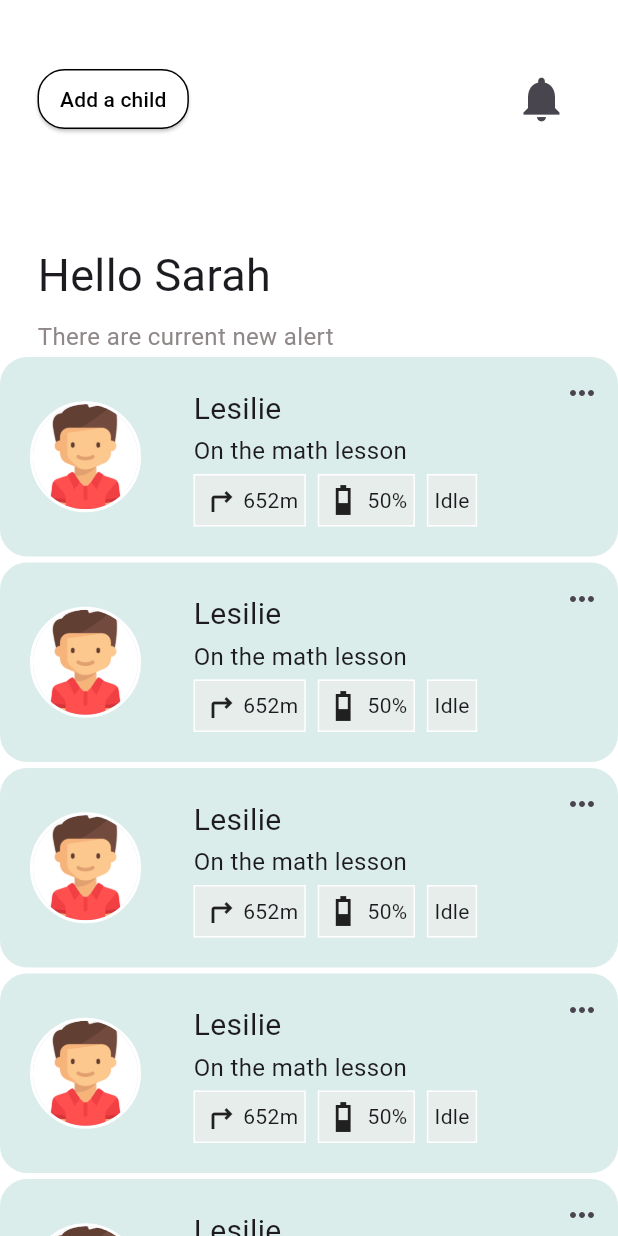
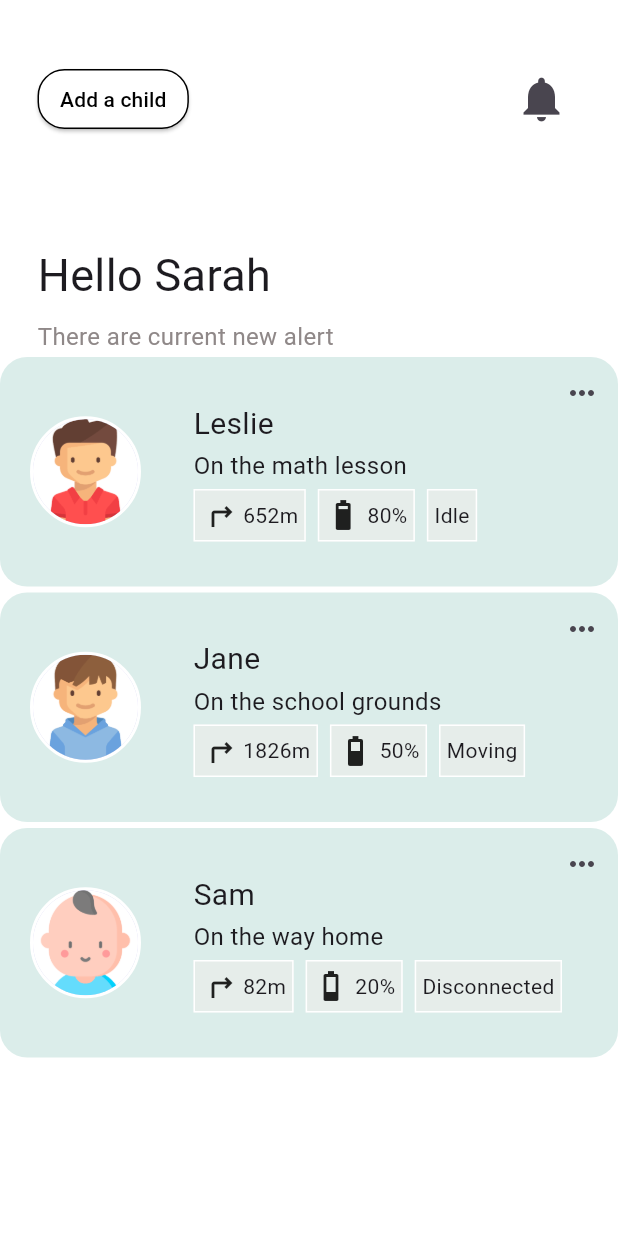
Before and after one commit to HuyLN38/ParentLink, a Flutter app: the HomePage screen opened directly, on a phone screen of 412 x 824 dp. Run offline on Flutter 3.47's test engine with Material 3 defaults, Android fonts, the light colour scheme and no system bars; our stand-ins replace flutter_svg, iconly; missing offline and left inert: animator.

Commit message:
have list for child' state

```diff
--- a/lib/components/child_state_tile.dart
+++ b/lib/components/child_state_tile.dart
@@ -1,8 +1,11 @@
 import 'package:flutter/material.dart';
+import 'package:parent_link/model/child_state.dart';
 import 'package:parent_link/theme/app.theme.dart';
 
 class ChildStateTile extends StatelessWidget {
-  const ChildStateTile({super.key});
+  final ChildState childState;
+  final int index;
+  ChildStateTile({super.key, required this.childState, required this.index});
 
   @override
   Widget build(BuildContext context) {
@@ -16,7 +19,7 @@ class ChildStateTile extends StatelessWidget {
         child: Stack(
           children: [
             Padding(
-              padding: const EdgeInsets.only(left: 20.0, top: 20, bottom: 20),
+              padding: const EdgeInsets.only(left: 20.0, top: 30, bottom: 30),
               child: Row(
                 children: [
                   // Avatar with circular border
@@ -28,9 +31,9 @@ class ChildStateTile extends StatelessWidget {
                       ),
                       shape: BoxShape.circle,
                     ),
-                    child: const CircleAvatar(
+                    child: CircleAvatar(
                       radius: 35,
-                      backgroundImage: AssetImage('lib/img/child1.png'),
+                      backgroundImage: AssetImage(childState.image,),
                     ),
                   ),
                   const SizedBox(width: 35), // Use SizedBox for spacing
@@ -38,14 +41,14 @@ class ChildStateTile extends StatelessWidget {
                   Column(
                     crossAxisAlignment: CrossAxisAlignment.start,
                     children: [
-                      const Text(
-                        "Lesilie",
-                        style: TextStyle(fontSize: 20),
+                      Text(
+                        childState.name,
+                        style: const TextStyle(fontSize: 20),
                       ),
                       const SizedBox(height: 2),
-                      const Text(
-                        "On the math lesson",
-                        style: TextStyle(fontSize: 16),
+                       Text(
+                        childState.activity,
+                        style: const TextStyle(fontSize: 16),
                       ),
                       const SizedBox(height: 4),
 
@@ -55,16 +58,16 @@ class ChildStateTile extends StatelessWidget {
                         children: [
                           _buildStatusContainer(
                             icon: Icons.turn_right,
-                            text: "652m",
+                            text: "${childState.distance}m",
                           ),
                           const SizedBox(width: 8),
                           _buildStatusContainer(
-                            icon: Icons.battery_3_bar_sharp,
-                            text: "50%",
+                            icon: _getBatteryIcon(childState.battery),
+                            text: "${childState.battery}%",
                           ),
                           const SizedBox(width: 8),
                           _buildStatusContainer(
-                            text: "Idle",
+                            text: childState.state,
                           ),
                         ],
                       ),
@@ -76,7 +79,7 @@ class ChildStateTile extends StatelessWidget {
             Align(
               alignment: Alignment.topRight,
               child: IconButton(
-                icon: Icon(Icons.more_horiz),
+                icon: const Icon(Icons.more_horiz),
                 onPressed: () {
                 },
               ),
@@ -110,4 +113,25 @@ class ChildStateTile extends StatelessWidget {
       ),
     );
   }
+
+    // Helper method to get battery icon based on battery percentage
+  IconData _getBatteryIcon(int battery) {
+    if (battery >= 90) {
+      return Icons.battery_full;
+    } else if (battery >= 80) {
+      return Icons.battery_6_bar;
+    } else if (battery >= 60) {
+      return Icons.battery_5_bar;
+    } else if (battery >= 40) {
+      return Icons.battery_4_bar;
+    } else if (battery >= 30) {
+      return Icons.battery_3_bar;
+    } else if (battery >= 20) {
+      return Icons.battery_2_bar;
+    } else if (battery >= 10) {
+      return Icons.battery_1_bar;
+    } else {
+      return Icons.battery_0_bar;
+    }
+  }
 }
--- a/lib/main.dart
+++ b/lib/main.dart
@@ -1,4 +1,6 @@
 import 'package:flutter/material.dart';
+import 'package:parent_link/model/control_child_state.dart';
+import 'package:provider/provider.dart'; // Ensure you have this import
 import 'package:parent_link/pages/login/forget_password_page.dart';
 import 'package:parent_link/pages/login/login_page.dart';
 import 'package:parent_link/pages/main_page.dart';
@@ -14,7 +16,11 @@ class MyApp extends StatelessWidget {
 
   @override
   Widget build(BuildContext context) {
-    return MaterialApp(
+    return MultiProvider(
+      providers: [
+        ChangeNotifierProvider(create: (_) => ControlChildState()),
+      ],
+      child: MaterialApp(
         debugShowCheckedModeBanner: false,
         home: OpenPage(),
         routes: {
@@ -23,9 +29,8 @@ class MyApp extends StatelessWidget {
           '/register_page': (context) => const RegisterPage(),
           '/forget_password_page': (context) => const ForgetPasswordPage(),
           '/main_page': (context) => const MainPage(),
-
-
         },
+      ),
     );
   }
 }
--- /dev/null
+++ b/lib/model/child_state.dart
@@ -0,0 +1,20 @@
+
+class ChildState {
+  final String name;
+  final String activity;
+  final int distance;
+  final int battery;
+  final String state;
+  final String image;
+
+
+  ChildState(
+     this.name,
+     this.activity,
+     this.distance,
+     this.battery,
+     this.state,
+     this.image,
+
+  );
+}
--- /dev/null
+++ b/lib/model/control_child_state.dart
@@ -0,0 +1,14 @@
+import 'package:flutter/material.dart';
+import 'package:parent_link/model/child_state.dart';
+
+class ControlChildState extends ChangeNotifier {
+  //list child's state
+  List <ChildState> listChild = [
+    ChildState("Leslie", "On the math lesson", 652, 80, "Idle",'lib/img/child1.png'),
+    ChildState("Jane", "On the school grounds", 1826, 50, "Moving",'lib/img/child2.png'),
+    ChildState("Sam", "On the way home", 82, 20, "Disconnected",'lib/img/child3.png'),
+  ];
+
+  //get list of child's state
+  List<ChildState> get childList => listChild;
+}
--- a/lib/pages/home_page.dart
+++ b/lib/pages/home_page.dart
@@ -1,6 +1,9 @@
 import 'package:flutter/material.dart';
 import 'package:parent_link/components/child_state_tile.dart';
+import 'package:parent_link/model/child_state.dart';
+import 'package:parent_link/model/control_child_state.dart';
 import 'package:parent_link/theme/app.theme.dart';
+import 'package:provider/provider.dart';
 
 class HomePage extends StatefulWidget {
   const HomePage({super.key});
@@ -13,10 +16,13 @@ class _HomePageState extends State<HomePage> {
 
   @override
   Widget build(BuildContext context) {
-    return Scaffold(
+    //access child' state list
+    final childStateList = context.watch<ControlChildState>().childList;
+
+    return
+    Scaffold(
       backgroundColor: Colors.white,
-      body: SingleChildScrollView(
-        child: Column(
+      body:Column(
           children: [
             Padding(
               padding: const EdgeInsets.symmetric(horizontal: 25.0, vertical: 40),
@@ -85,24 +91,20 @@ class _HomePageState extends State<HomePage> {
                 ),
               ),
             ),
-            Container(
-              child: ChildStateTile(),
-            ),
-            Container(
-              child: ChildStateTile(),
-            ),
-          Container(
-              child: ChildStateTile(),
-            ),
-          Container(
-              child: ChildStateTile(),
-            ),
-          Container(
-              child: ChildStateTile(),
-            ),
+
+            Expanded(
+              child: ListView.builder(
+                scrollDirection: Axis.vertical,
+                itemCount: childStateList.length,
+                itemBuilder: (context, index) {
+                  final childeState = childStateList[index];
+                  return ChildStateTile(childState: childeState, index: index,);
+                })
+            )
+
+
           ],
         ),
-      ),
     );
   }
 }
--- a/lib/pages/main_page.dart
+++ b/lib/pages/main_page.dart
@@ -4,7 +4,6 @@ import 'package:parent_link/pages/home_page.dart';
 import 'package:parent_link/pages/message_page.dart';
 import 'package:parent_link/pages/profile_page.dart';
 import 'package:parent_link/pages/schedule_page.dart';
-import 'package:parent_link/theme/app.theme.dart';
 
 
 class MainPage extends StatefulWidget {
--- a/lib/pages/open_page.dart
+++ b/lib/pages/open_page.dart
@@ -1,4 +1,3 @@
-import 'dart:ui';
 
 import 'package:animator/animator.dart';
 import 'package:flutter/material.dart';
--- a/pubspec.yaml
+++ b/pubspec.yaml
@@ -38,6 +38,7 @@ dependencies:
   flutter_svg: ^2.0.10+1
   iconly: ^1.0.1
   animator: ^3.3.0
+  provider: ^6.1.2
 
 
 dev_dependencies:
```
Also changed, not shown: pubspec.lock. Lines whose indentation alone changed are shown as unchanged.
